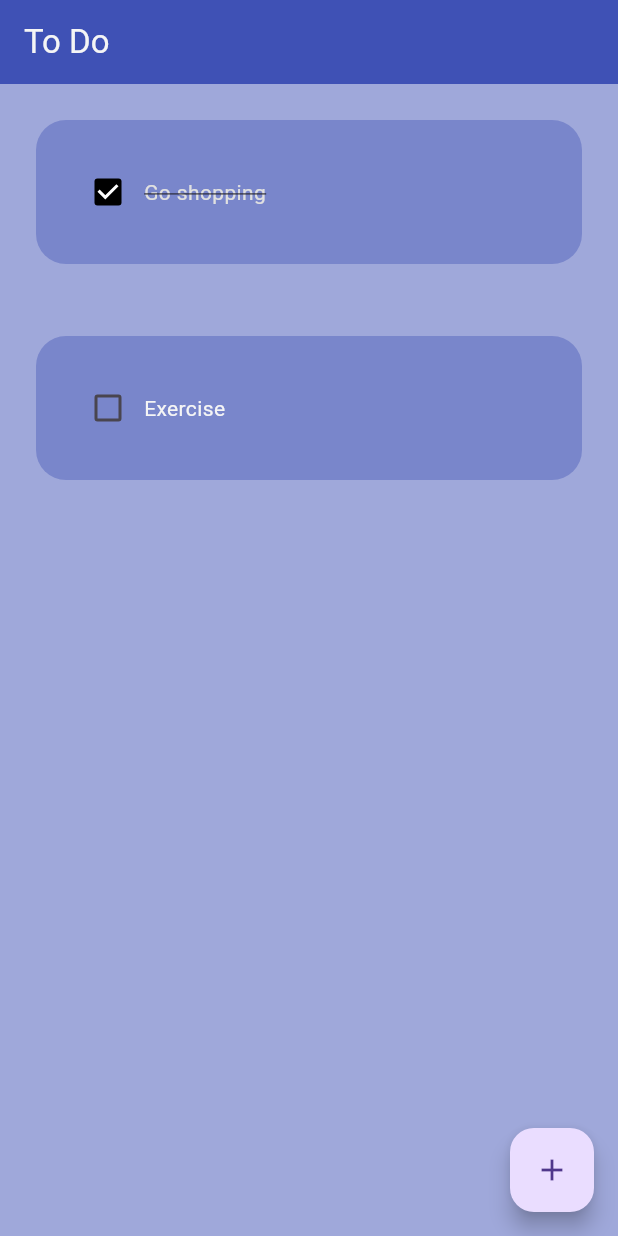
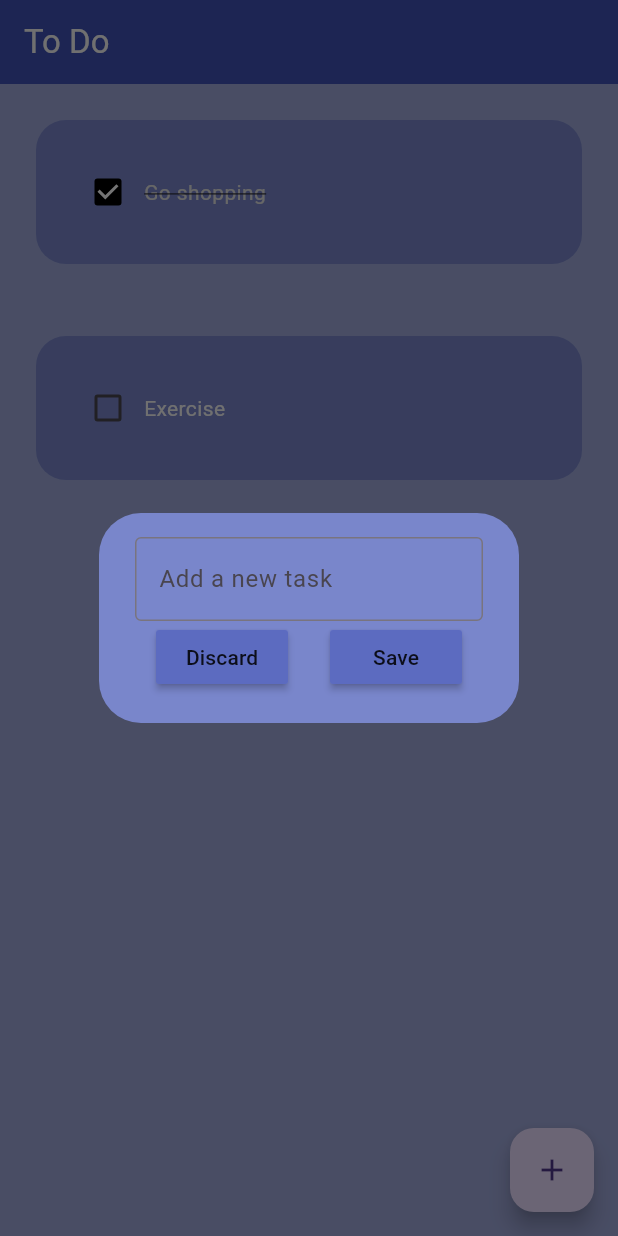
Before and after one commit to calebstein1/flutter-todo, a Flutter app: the screen it shows after launch, after a tap on the "add" icon, on a phone screen of 412 x 824 dp. Run offline on Flutter 3.47's test engine with Material 3 defaults, Android fonts, the phone set to English and light mode, and no system bars.

Commit message:
add dialog box

```diff
--- a/lib/pages/home_page.dart
+++ b/lib/pages/home_page.dart
@@ -1,4 +1,5 @@
 import 'package:flutter/material.dart';
+import 'package:flutter_todo/util/dialog_box.dart';
 
 import '../util/todo_tile.dart';
 
@@ -22,7 +23,12 @@ class _HomePageState extends State<HomePage> {
   }
 
   void createNewTask() {
-
+    showDialog(
+      context: context,
+      builder: (context) {
+        return DialogBox();
+      }
+    );
   }
 
   @override
--- /dev/null
+++ b/lib/util/dialog_box.dart
@@ -0,0 +1,44 @@
+import 'package:flutter/material.dart';
+import 'package:flutter_todo/util/todo_button.dart';
+
+class DialogBox extends StatelessWidget {
+  const DialogBox({super.key});
+
+  @override
+  Widget build(BuildContext context) {
+    return AlertDialog(
+      backgroundColor: Colors.indigo[300],
+      content: Container(
+        height: 100,
+        child: Column(
+          mainAxisAlignment: MainAxisAlignment.spaceBetween,
+          children: [
+            TextField(
+              decoration: InputDecoration(
+                border: OutlineInputBorder(),
+                hintText: "Add a new task",
+              ),
+            ),
+            Row(
+              mainAxisAlignment: MainAxisAlignment.spaceAround,
+              children: [
+                ToDoButton(
+                    text: "Discard",
+                    onPressed: () {
+
+                    }
+                ),
+                ToDoButton(
+                    text: "Save",
+                    onPressed:() {
+
+                    }
+                ),
+              ],
+            )
+          ]
+        )
+      )
+    );
+  }
+}
--- /dev/null
+++ b/lib/util/todo_button.dart
@@ -0,0 +1,21 @@
+import 'package:flutter/material.dart';
+
+class ToDoButton extends StatelessWidget {
+  final String text;
+  final VoidCallback onPressed;
+
+  const ToDoButton({
+    super.key,
+    required this.text,
+    required this.onPressed,
+  });
+
+  @override
+  Widget build(BuildContext context) {
+    return MaterialButton(
+      onPressed: onPressed,
+      color: Colors.indigo[400],
+      child: Text(text),
+    );
+  }
+}
```
